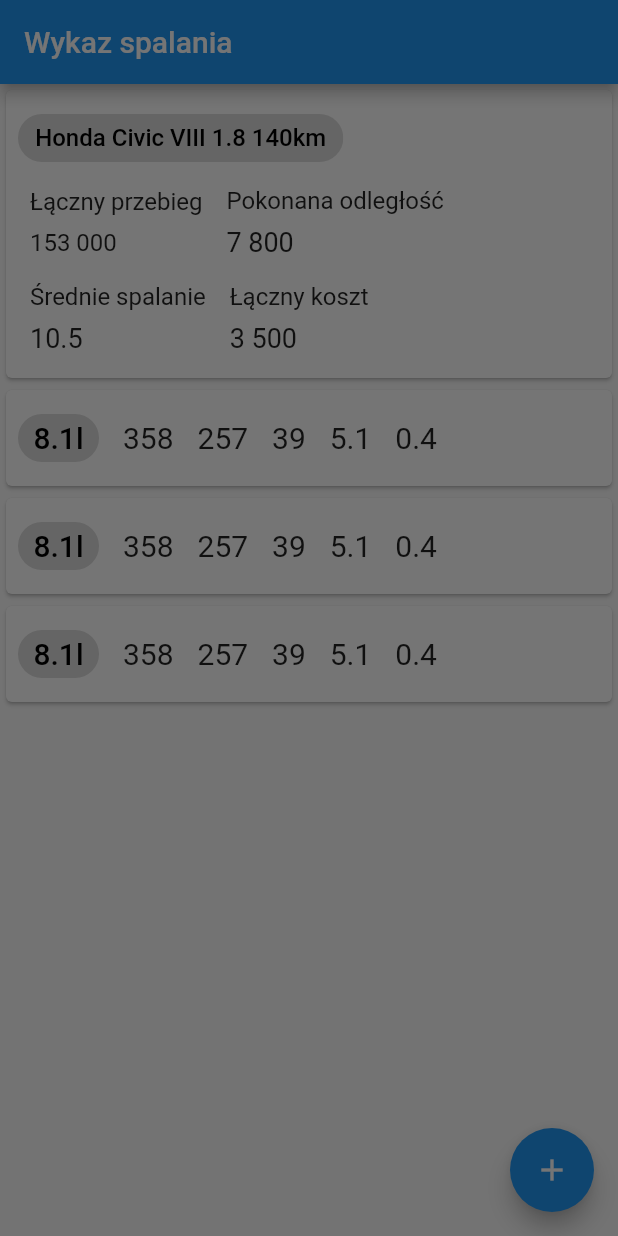
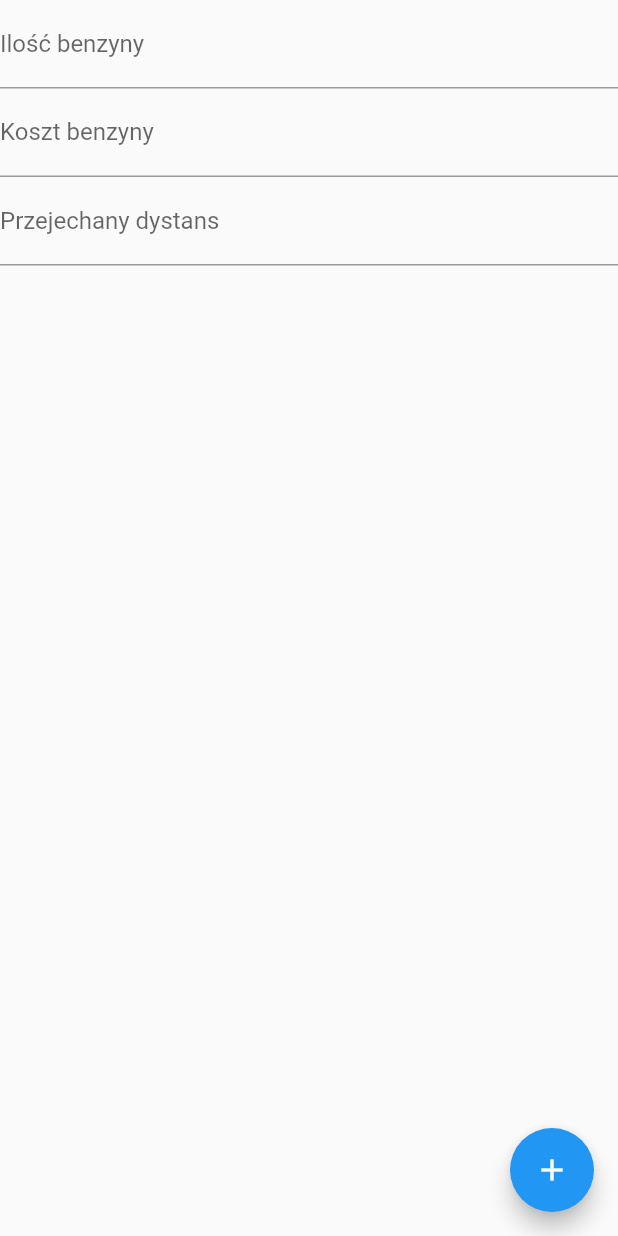
Before and after one commit to fcieminski/fuel-economy, a Flutter app: the screen it shows after launch, after a tap on the "add" icon, on a phone screen of 412 x 824 dp. Run offline on Flutter 3.47's test engine with Material 2 defaults, Android fonts, the phone set to English and light mode, and no system bars.

```diff
--- a/lib/components/add_recent_fuelling.dart
+++ b/lib/components/add_recent_fuelling.dart
@@ -1,13 +1,70 @@
 import 'package:flutter/material.dart';
 
 class AddRecentFuelling extends StatefulWidget {
+  // final Function _addRecentFuelling;
+
+  // AddRecentFuelling(this._addRecentFuelling);
+
   @override
   _AddRecentFuellingState createState() => _AddRecentFuellingState();
 }
 
 class _AddRecentFuellingState extends State<AddRecentFuelling> {
+  final distance = TextEditingController();
+  final amount = TextEditingController();
+  final totalCost = TextEditingController();
+
+  void submitForm() {
+    print(distance.text);
+    print(amount.text);
+    print(totalCost.text);
+  }
+
   @override
   Widget build(BuildContext context) {
-    return Container();
+    return Scaffold(
+      body: Form(
+        child: Column(
+          children: <Widget>[
+            TextFormField(
+              keyboardType: TextInputType.numberWithOptions(),
+              controller: amount,
+              decoration: const InputDecoration(
+                labelText: 'Ilość benzyny',
+              ),
+              onSaved: (String value) {
+                submitForm();
+              },
+            ),
+            TextFormField(
+              keyboardType: TextInputType.numberWithOptions(),
+              controller: totalCost,
+              decoration: const InputDecoration(
+                labelText: 'Koszt benzyny',
+              ),
+              onSaved: (String value) {
+                submitForm();
+              },
+            ),
+            TextFormField(
+              keyboardType: TextInputType.numberWithOptions(),
+              controller: distance,
+              decoration: const InputDecoration(
+                labelText: 'Przejechany dystans',
+              ),
+              onSaved: (String value) {
+                submitForm();
+              },
+            ),
+          ],
+        ),
+      ),
+      floatingActionButton: FloatingActionButton(
+        child: Icon(
+          Icons.add,
+        ),
+        onPressed: submitForm,
+      ),
+    );
   }
 }
```
